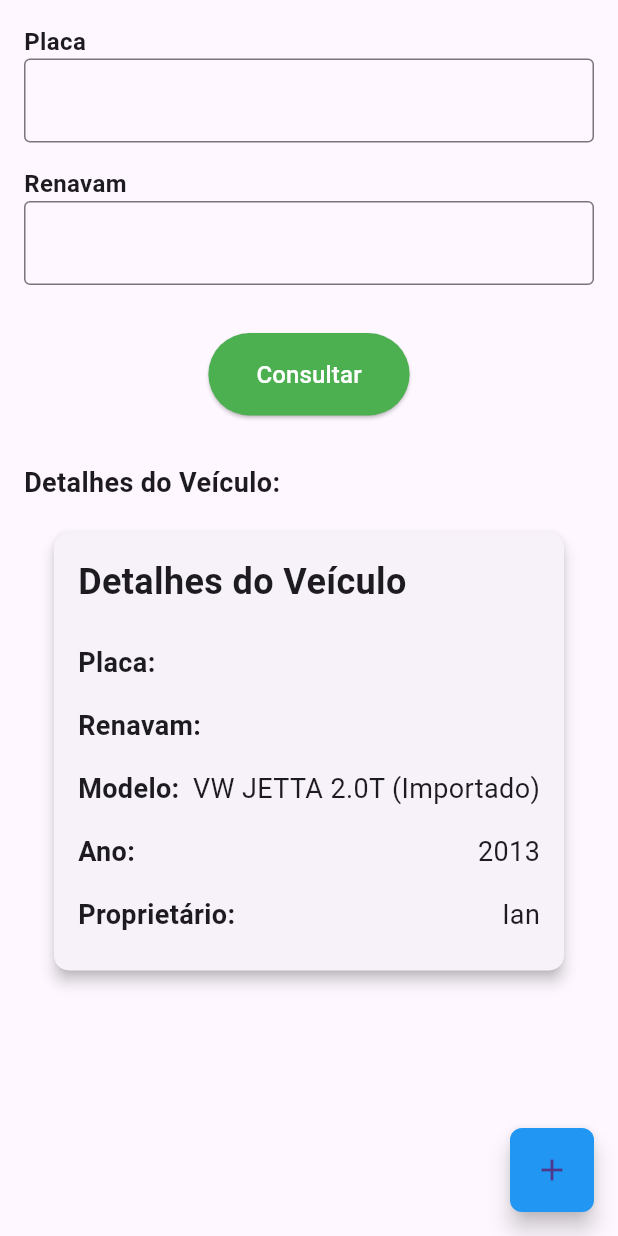
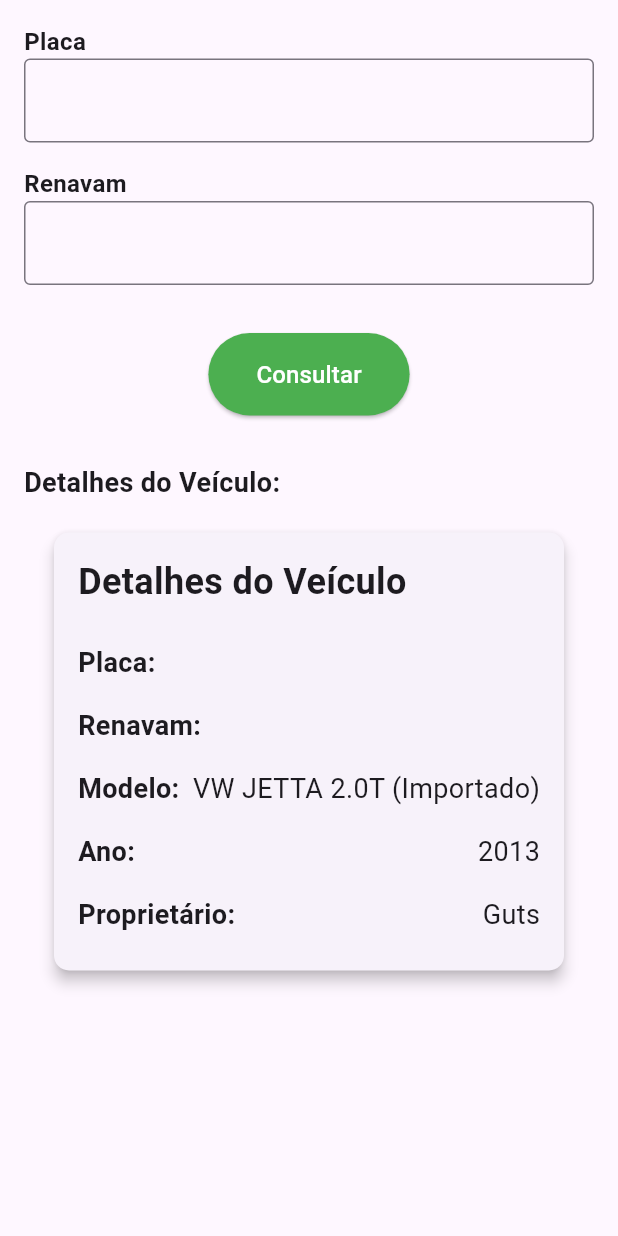
Before and after one commit to DaviVCarvalhos/detran_app, a Flutter app: the ConsultarVeiculoPage widget shown alone on an empty page, opened directly with empty values, after a tap on "Consultar", on a phone screen of 412 x 824 dp. Run offline on Flutter 3.47's test engine with Material 3 defaults, Android fonts, the phone set to English and light mode, and no system bars.

Commit message:
modificacao de veiculos para usar user

```diff
--- a/lib/Pages/Veiculo/ConsultarVeiculoPage.dart
+++ b/lib/Pages/Veiculo/ConsultarVeiculoPage.dart
@@ -1,11 +1,14 @@
+import 'package:detranapp/models/User.dart';
 import 'package:detranapp/models/Veiculo.dart';
 import 'package:detranapp/widgets/VeiculoDetails.dart';
 import 'package:flutter/material.dart';
 
 class ConsultarVeiculoPage extends StatefulWidget {
   final Function(Veiculo) onVeiculoAdicionado; // Callback
+  final User user; // Usuário logado
 
-  const ConsultarVeiculoPage({Key? key, required this.onVeiculoAdicionado})
+  const ConsultarVeiculoPage(
+      {Key? key, required this.onVeiculoAdicionado, required this.user})
       : super(key: key);
 
   @override
@@ -27,7 +30,7 @@ class _ConsultarVeiculoPageState extends State<ConsultarVeiculoPage> {
           renavam: renavam,
           modelo: 'VW JETTA 2.0T (Importado)',
           anoFabricacao: '2013',
-          nomeProprietario: 'Ian');
+          nomeProprietario: 'Guts');
     });
   }
 
@@ -86,7 +89,8 @@ class _ConsultarVeiculoPageState extends State<ConsultarVeiculoPage> {
         ),
         if (veiculo != null &&
             veiculo!.nomeProprietario ==
-                'Ian') //Futuramente sera um usuario e verificara nome e cpf para poder adicionar
+                widget.user
+                    .nome) //Futuramente sera um usuario e verificara nome e cpf para poder adicionar
           Positioned(
             right: 16,
             bottom: 16,
--- a/lib/models/User.dart
+++ b/lib/models/User.dart
@@ -1,3 +1,5 @@
+import 'package:detranapp/models/Veiculo.dart';
+
 class User {
   User(
       {required this.cpf,
@@ -11,4 +13,5 @@ class User {
   String email;
   String phone_number;
   DateTime datanascimento;
+  List<Veiculo> veiculos = [];
 }
```
Also changed, not shown: lib/Pages/HomePage.dart (+11 -11 lines), lib/Pages/Veiculo/VeiculoPage.dart (+9 -6 lines), lib/widgets/VeiculoWidget.dart (+5 -5 lines).
